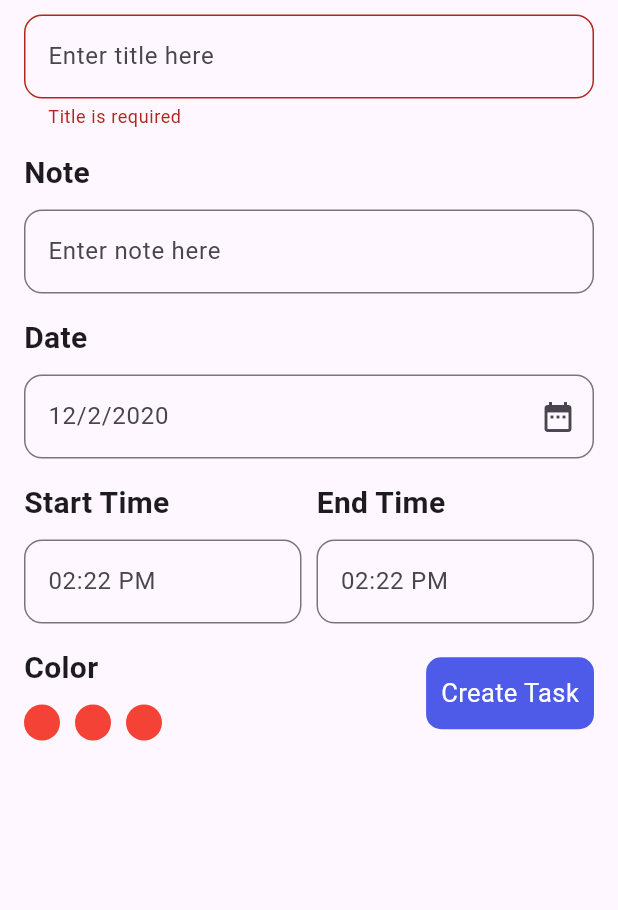
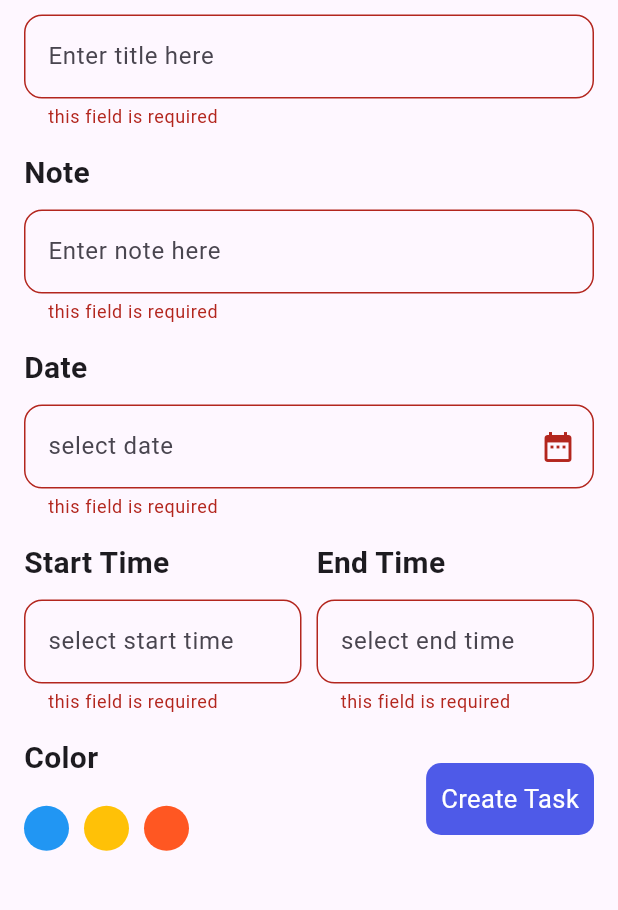
Before and after one commit to A-Abdelsattar/eraasoft-125, a Flutter app: the AddTaskScreen screen opened directly, after a tap on "Create Task", on a phone screen of 412 x 824 dp, the part 128-1038 px from its top. Run offline on Flutter 3.47's test engine with Material 3 defaults, Android fonts, the phone set to English and light mode, and no system bars; our stand-ins replace flutter_svg, hive_flutter, image_picker; accounts and stored records are empty; network calls fail.

Commit message:
setup local storage

```diff
--- /dev/null
+++ b/taskati/lib/core/models/task_model.dart
@@ -0,0 +1,35 @@
+import 'package:flutter/material.dart';
+import 'package:hive_flutter/adapters.dart';
+
+part 'task_model.g.dart';
+
+@HiveType(typeId: 0)
+class TaskModel extends HiveObject{
+  @HiveField(0)
+  String title;
+  @HiveField(1)
+  String description;
+  @HiveField(2)
+  String date;
+  @HiveField(3)
+  String startTime;
+  @HiveField(4)
+  String endTime;
+  @HiveField(5)
+  int backgroundColorValue;
+  @HiveField(6)
+  bool isComplete;
+
+  TaskModel(
+      {
+        required this.title,
+      required this.description,
+      required this.date,
+      required this.startTime,
+      required this.endTime,
+      required this.backgroundColorValue,
+       this.isComplete=false
+      });
+
+
+}
--- a/taskati/lib/features/add_task/add_task_screen.dart
+++ b/taskati/lib/features/add_task/add_task_screen.dart
@@ -1,20 +1,40 @@
 import 'package:flutter/material.dart';
+import 'package:flutter/rendering.dart';
+import 'package:intl/intl.dart';
+import 'package:taskati/core/models/task_manager.dart';
+import 'package:taskati/core/models/task_model.dart';
 import 'package:taskati/core/utils/app_colors.dart';
 import 'package:taskati/core/utils/app_text_style.dart';
 import 'package:taskati/core/widgets/custom_button.dart';
 import 'package:taskati/features/add_task/widgets/custom_text_form_field_with_title.dart';
 
 
-class AddTaskScreen extends StatelessWidget {
+class AddTaskScreen extends StatefulWidget {
    AddTaskScreen({super.key});
 
+  @override
+  State<AddTaskScreen> createState() => _AddTaskScreenState();
+}
 
+class _AddTaskScreenState extends State<AddTaskScreen> {
   var formKey=GlobalKey<FormState>();
-  // TextEditingController titleController=TextEditingController();
-  // TextEditingController noteController=TextEditingController();
+
+  TextEditingController titleController=TextEditingController();
+
+  TextEditingController descriptionController=TextEditingController();
+
+  TextEditingController dateController=TextEditingController();
+
+  TextEditingController startTimeController=TextEditingController();
+
+  TextEditingController endTimeController=TextEditingController();
+
+
+   int selectedIndexColor=-1;
 
   @override
   Widget build(BuildContext context) {
+
     return Scaffold(
       appBar: AppBar(
         iconTheme: IconThemeData(
@@ -34,27 +54,29 @@ class AddTaskScreen extends StatelessWidget {
               crossAxisAlignment: CrossAxisAlignment.start,
               children: [
                CustomTextFormFieldWithTitle(
-                 validator: (value){
-                   if((value?.isEmpty??true)){
-                     return "Title is required";
-                   }
-                 },
+                 controller: titleController,
+
                  hintText: "Enter title here",
                  title: "Title",
                  // controller: titleController,
                ),
                CustomTextFormFieldWithTitle(
+                 controller: descriptionController,
                  hintText: "Enter note here",
                  title: "Note",
                  // controller: noteController,
                ),
                CustomTextFormFieldWithTitle(
+                 controller: dateController,
                  onTap: (){
                    showDatePicker(context: context, firstDate: DateTime.now(), lastDate: DateTime(2026,2),
-
-                   );
+                   ).then((value){
+                     if(value!=null){
+                       dateController.text=DateFormat("dd/MM/yyyy").format(value).toString();
+                     }
+                   });
                  },
-                 hintText: "12/2/2020",
+                 hintText: "select date",
                  title: "Date",
                  readOnly: true,
                  suffixIcon: Icon(Icons.date_range),
@@ -63,16 +85,28 @@ class AddTaskScreen extends StatelessWidget {
                   children: [
                     Expanded(
 
-                    child: CustomTextFormFieldWithTitle(onTap: (){
-                      showTimePicker(context: context, initialTime: TimeOfDay.now());
-                    },readOnly: true,title: "Start Time", hintText: "02:22 PM")),
+                    child: CustomTextFormFieldWithTitle(
+                    controller: startTimeController
+                    ,onTap: (){
+                      showTimePicker(context: context, initialTime: TimeOfDay.now()
+                      ).then((value){
+                        if(value!=null){
+                          startTimeController.text=value.format(context);
+                        }
+                      });
+                    },readOnly: true,title: "Start Time", hintText: "select start time")),
                     SizedBox(width: 10,),
                     Expanded(child: CustomTextFormFieldWithTitle(
+                      controller: endTimeController,
                     onTap: (){
-                      showTimePicker(context: context, initialTime: TimeOfDay.now());
+                      showTimePicker(context: context, initialTime: TimeOfDay.now()).then((value){
+                        if(value!=null){
+                          endTimeController.text=value.format(context);
+                        }
+                      });
 
                     }
-                    ,readOnly: true,title: "End Time", hintText: "02:22 PM")),
+                    ,readOnly: true,title: "End Time", hintText: "select end time")),
                   ],
                 ),
                 Row(children: [
@@ -82,30 +116,51 @@ class AddTaskScreen extends StatelessWidget {
                       children: [
                         Text("Color",style: AppTextStyle.fontStyle20Bold,),
                         SizedBox(height: 10,),
-                        Row(
-                          children: [
-                            CircleAvatar(
-                              radius: 12,
-                              backgroundColor: Colors.red,
-                            ),
-                            SizedBox(width: 10,), CircleAvatar(
-                              radius: 12,
-                              backgroundColor: Colors.red,
-                            ),
-                            SizedBox(width: 10,), CircleAvatar(
-                              radius: 12,
-                              backgroundColor: Colors.red,
-                            ),
-                            SizedBox(width: 10,),
-                          ],
-                        ),
+                        SizedBox(
+                          height: 45,
+                          child: ListView.separated(
+                          scrollDirection: Axis.horizontal
+                          ,itemBuilder: (context,index){
+                            return GestureDetector(
+                              onTap: (){
+                                setState(() {
+                                  selectedIndexColor=index;
+                                });
+                              },
+                              child: CircleAvatar(
+                                radius: 15,
+                                backgroundColor: availableColors[index],
+                                child:index==selectedIndexColor? Icon(Icons.done):null,
+                              ),
+                            );
+                          }, separatorBuilder: (context,index)=>SizedBox(width: 10,), itemCount: availableColors.length),
+                        )
+
 
                       ],
                     ),
                   ),
                   CustomButton(title: "Create Task",onTap: (){
                    if( formKey.currentState!.validate()){
-                    Navigator.pop(context);
+                    if(selectedIndexColor!=-1){
+                      TaskManager.manager.addTask(TaskModel(title: titleController.text,
+                          description: dateController.text,
+                          date: dateController.text,
+                          startTime: startTimeController.text
+                          , endTime: endTimeController.text,
+                          backgroundColorValue: availableColors[selectedIndexColor].value));
+                      Navigator.pop(context);
+                    }else{
+                      showDialog(context: context, builder: (context)=>AlertDialog(
+                        title:Center(child: Icon(Icons.sd_card_alert_outlined,color: Colors.red,)),
+                        content: Text("color is required"),
+                        actions: [
+                          TextButton(onPressed: (){
+                            Navigator.pop(context);
+                          }, child: Text("ok")),
+                        ],
+                      ));
+                    }
                    }
                   },)
                 ],)
@@ -116,4 +171,10 @@ class AddTaskScreen extends StatelessWidget {
       ),
     );
   }
+
+  List<Color> availableColors=[
+    Colors.blue,
+    Colors.amber,
+    Colors.deepOrange
+  ];
 }
--- a/taskati/lib/features/add_task/widgets/custom_text_form_field_with_title.dart
+++ b/taskati/lib/features/add_task/widgets/custom_text_form_field_with_title.dart
@@ -25,7 +25,11 @@ class CustomTextFormFieldWithTitle extends StatelessWidget {
           controller:controller ,
           onTap:onTap ,
           readOnly: readOnly,
-          validator:validator,
+          validator:(value){
+            if(value?.isEmpty??true){
+              return "this field is required";
+            }
+          },
           decoration: InputDecoration(
               hintText: hintText,
               suffixIcon:suffixIcon ,
--- a/taskati/pubspec.yaml
+++ b/taskati/pubspec.yaml
@@ -36,10 +36,16 @@ dependencies:
   # Use with the CupertinoIcons class for iOS style icons.
   cupertino_icons: ^1.0.8
   intl: ^0.20.2
+  hive: ^2.2.3
+  hive_flutter: ^1.1.0
+
 
 dev_dependencies:
   flutter_test:
     sdk: flutter
+
+  hive_generator: ^2.0.1
+  build_runner: ^2.4.13
 
   # The "flutter_lints" package below contains a set of recommended lints to
   # encourage good coding practices. The lint set provided by the package is
```
Also changed, not shown: taskati/lib/core/models/task_manager.dart (added, +30 -0 lines), taskati/lib/features/home/home_screen.dart (+5 -4 lines), taskati/lib/features/home/widgets/task_item.dart (+13 -7 lines), taskati/lib/features/home/widgets/taskes_list_view.dart (+12 -13 lines), taskati/lib/main.dart (+6 -2 lines), taskati/lib/core/models/task_model.g.dart (added), taskati/pubspec.lock, 1 other file.
